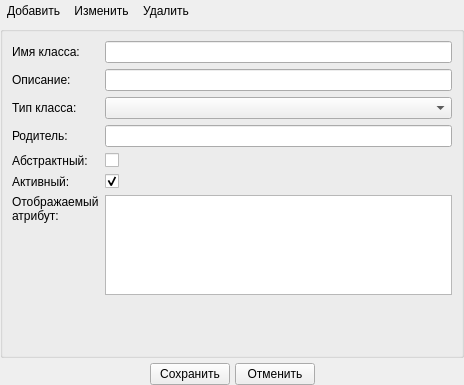
Above: src/plugins/modeleride/classwidget.ui from rdnvndr/raindrop before the change. Below: the same form after it.
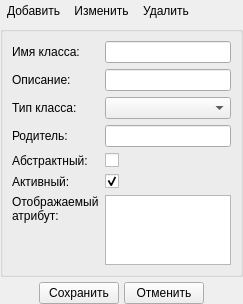
That is the form after the change. Icons and pictures are not drawn.

```diff
--- a/src/plugins/modeleride/classwidget.ui
+++ b/src/plugins/modeleride/classwidget.ui
@@ -6,8 +6,8 @@
    <rect>
     <x>0</x>
     <y>0</y>
-    <width>464</width>
-    <height>385</height>
+    <width>243</width>
+    <height>290</height>
    </rect>
   </property>
   <property name="windowTitle">
```
